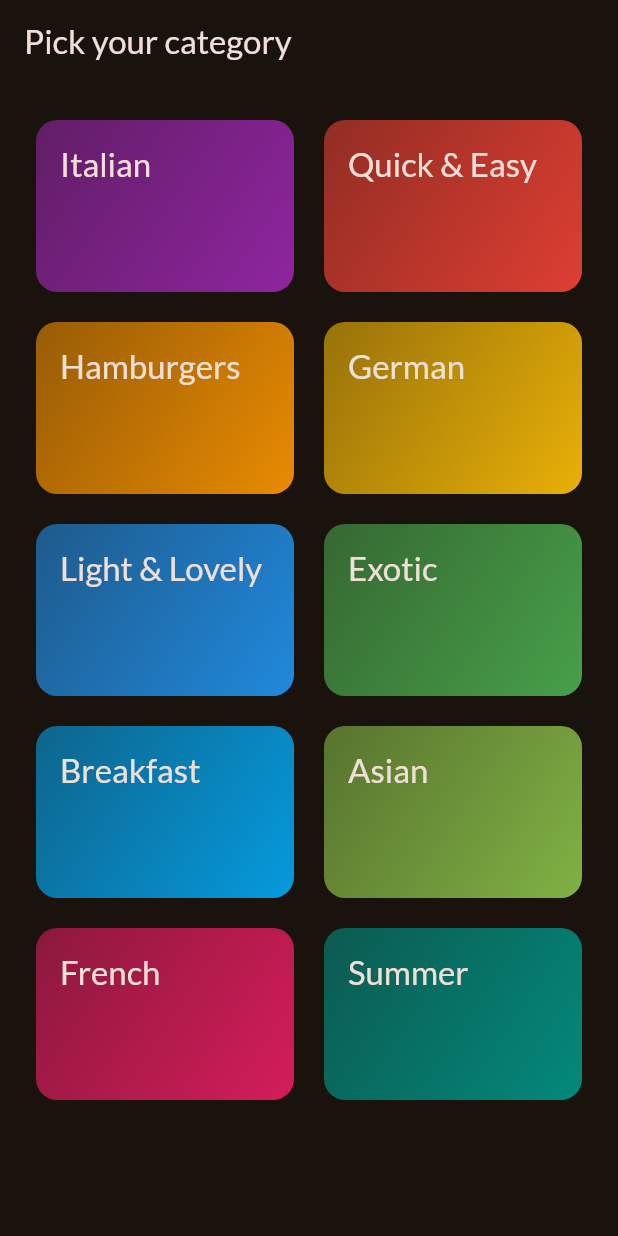
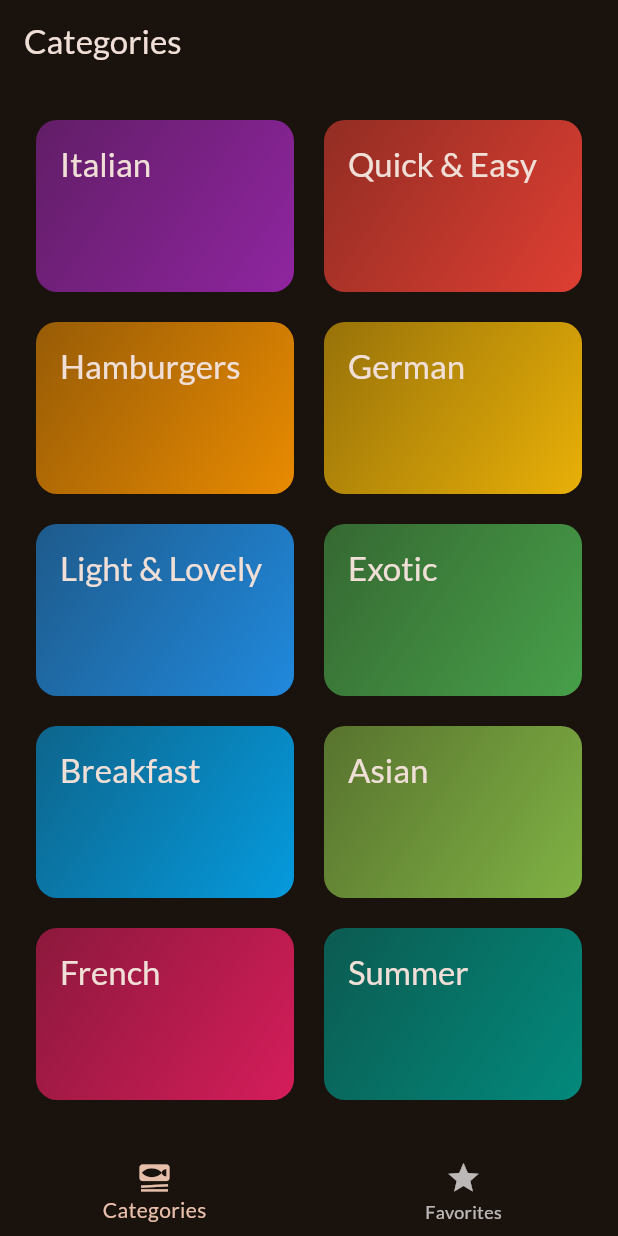
Before and after one commit to yashaset/mealy, a Flutter app: the screen it shows after launch, on a phone screen of 412 x 824 dp. Run offline on Flutter 3.47's test engine with Material 3 defaults, Android fonts, the phone set to English and light mode, and no system bars; our stand-ins replace google_fonts, transparent_image.

Commit message:
feat: added navigation bar

```diff
--- a/lib/main.dart
+++ b/lib/main.dart
@@ -1,7 +1,6 @@
 import 'package:flutter/material.dart';
-
 import 'package:google_fonts/google_fonts.dart';
-import 'package:mealy/screens/categories.dart';
+import 'package:mealy/screens/tabs.dart';
 
 final theme = ThemeData(
   useMaterial3: true,
@@ -21,6 +20,6 @@
 
   @override
   Widget build(BuildContext context) {
-    return MaterialApp(theme: theme, home: const CategoriesScreen());
+    return MaterialApp(theme: theme, home: const Tabs());
   }
 }
--- a/lib/screens/categories.dart
+++ b/lib/screens/categories.dart
@@ -18,11 +18,7 @@
 
   @override
   Widget build(BuildContext context) {
-    return Scaffold(
-      appBar: AppBar(
-        title: const Text("Pick your category"),
-      ),
-      body: GridView(
+    return GridView(
       padding: const EdgeInsets.all(24),
       gridDelegate: const SliverGridDelegateWithFixedCrossAxisCount(
           crossAxisCount: 2,
@@ -38,7 +34,6 @@
             },
           )
       ],
-      ),
     );
   }
 }
--- a/lib/screens/meals_details.dart
+++ b/lib/screens/meals_details.dart
@@ -11,6 +11,7 @@
     return Scaffold(
       appBar: AppBar(
         title: const Text("Meals Detail"),
+        actions: [IconButton(onPressed: () {}, icon: Icon(Icons.star))],
       ),
       body: Container(
           padding: const EdgeInsets.all(16),
--- /dev/null
+++ b/lib/screens/tabs.dart
@@ -0,0 +1,45 @@
+import 'package:flutter/material.dart';
+import 'package:mealy/screens/categories.dart';
+import 'package:mealy/screens/meals.dart';
+
+class Tabs extends StatefulWidget {
+  const Tabs({super.key});
+
+  @override
+  State<Tabs> createState() => _TabsState();
+}
+
+class _TabsState extends State<Tabs> {
+  int _selectedPageIndex = 0;
+
+  void _selectPage(int index) {
+    setState(() {
+      _selectedPageIndex = index;
+    });
+  }
+
+  @override
+  Widget build(BuildContext context) {
+    Widget activePage = const CategoriesScreen();
+    var activePageTitle = 'Categories';
+    if (_selectedPageIndex == 1) {
+      activePage = const MealsScreen(meals: []);
+      activePageTitle = "Favorites";
+    }
+    return Scaffold(
+      appBar: AppBar(
+        title: Text(activePageTitle),
+      ),
+      body: activePage,
+      bottomNavigationBar: BottomNavigationBar(
+        onTap: _selectPage,
+        currentIndex: _selectedPageIndex,
+        items: const [
+          BottomNavigationBarItem(
+              icon: Icon(Icons.set_meal), label: "Categories"),
+          BottomNavigationBarItem(icon: Icon(Icons.star), label: "Favorites")
+        ],
+      ),
+    );
+  }
+}
```
Also changed, not shown: lib/screens/meals.dart (+6 -3 lines). Lines whose indentation alone changed are shown as unchanged.
